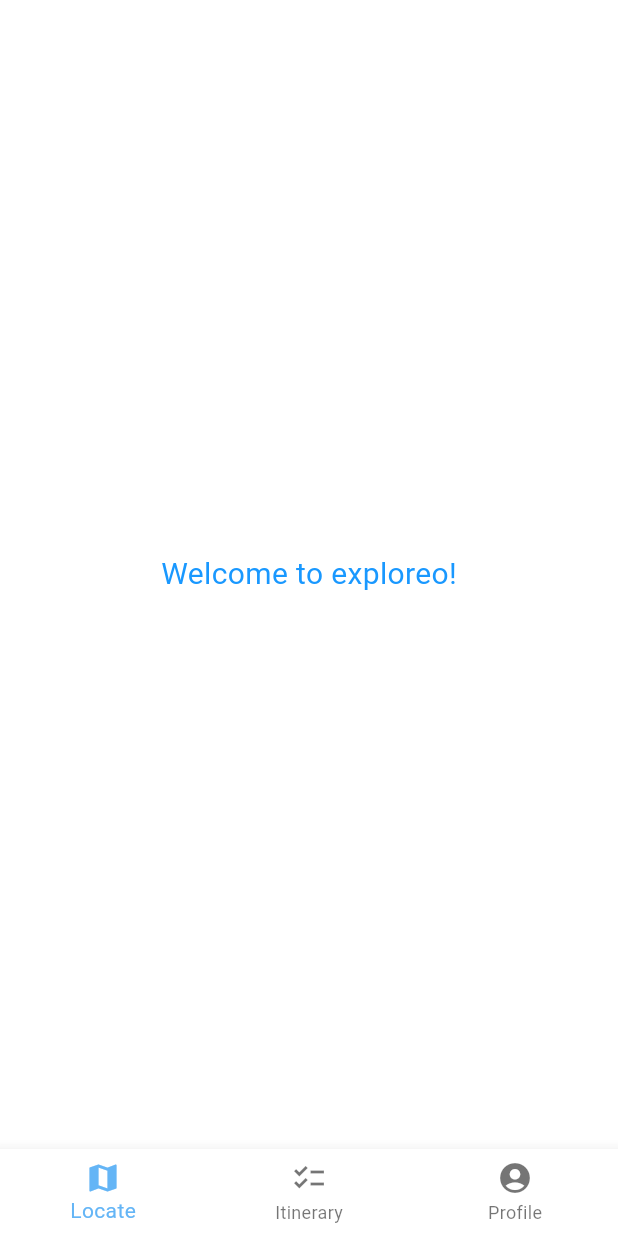
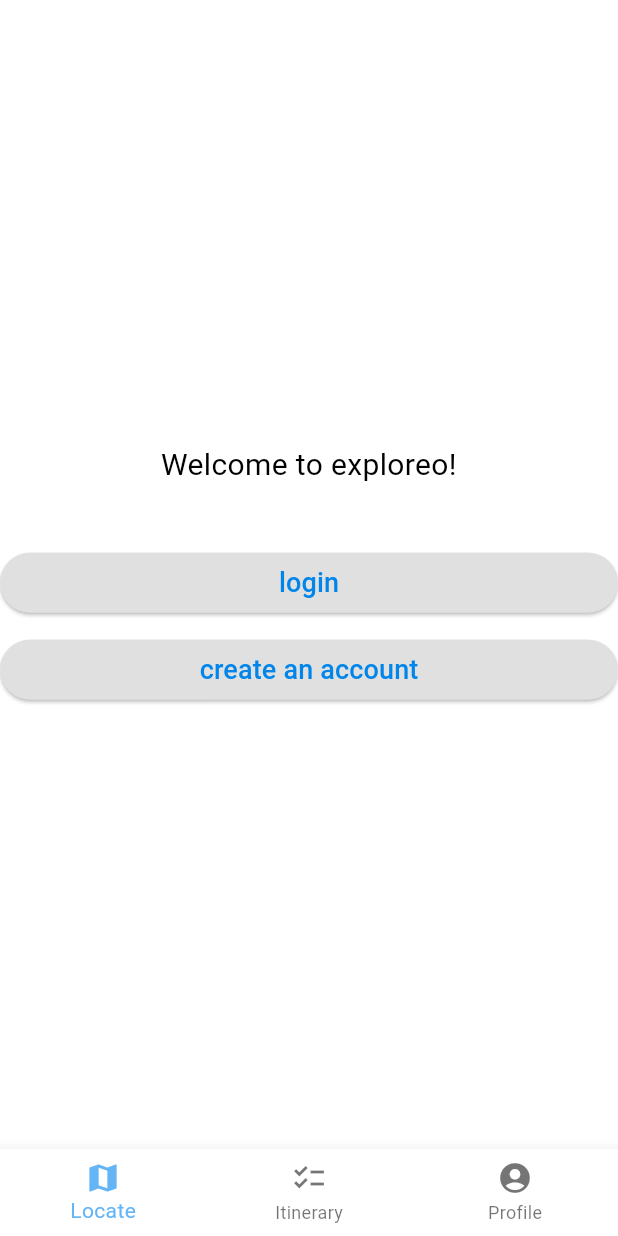
Before and after one commit to johnzhou1210/Exploreo, a Flutter app: the screen it shows after launch, on a phone screen of 412 x 824 dp. Run offline on Flutter 3.47's test engine with Material 3 defaults, Android fonts, the phone set to English and light mode, and no system bars; our stand-ins replace firebase_auth, firebase_core; accounts and stored records are empty.

Commit message:
login screen + homescreen buttons (can be temporary)

```diff
--- a/exploreo/lib/main.dart
+++ b/exploreo/lib/main.dart
@@ -16,14 +16,14 @@ class MyApp extends StatelessWidget {
       theme: ThemeData(
         colorScheme: const ColorScheme(
             brightness: Brightness.light,
-            primary: Color.fromARGB(255, 0, 0, 0),
+            primary: Color.fromARGB(255, 0, 133, 235),
             onPrimary: Colors.white,
             secondary: Colors.grey,
             onSecondary: Colors.white,
             error: Colors.red,
             onError: Colors.red,
             surface: Colors.white,
-            onSurface: Color.fromARGB(255, 25, 152, 255)),
+            onSurface: Color.fromARGB(255, 0, 0, 0)),
         useMaterial3: true,
       ),
       home: HomeScreen(),
--- a/exploreo/lib/screens/HomeScreen.dart
+++ b/exploreo/lib/screens/HomeScreen.dart
@@ -1,16 +1,53 @@
 import 'package:flutter/material.dart';
 import 'package:exploreo/widgets/Navbar.dart';
+import 'package:exploreo/screens/LoginScreen.dart';
 
-class HomeScreen extends StatelessWidget {
+class HomeScreen extends StatefulWidget {
+  const HomeScreen({super.key});
+  @override
+  State<HomeScreen> createState() => _HomeScreenState();
+}
+
+class _HomeScreenState extends State<HomeScreen> {
   @override
   Widget build(BuildContext context) {
     return Scaffold(
-        body: const Center(
-          child: Text(
-            'Welcome to exploreo!',
-            style: TextStyle(fontSize: 20),
-          ),
-        ),
+        body: Center(
+            child: Column(
+          mainAxisAlignment: MainAxisAlignment.center,
+          crossAxisAlignment: CrossAxisAlignment.stretch,
+          children: [
+            const Text(
+              'Welcome to exploreo!',
+              textAlign: TextAlign.center,
+              style: TextStyle(fontSize: 20),
+            ),
+            const SizedBox(
+              height: 40,
+            ),
+            SizedBox(
+              width: 200,
+              child: ElevatedButton(
+                  style: ElevatedButton.styleFrom(
+                      backgroundColor: Colors.grey[300]),
+                  onPressed: () {
+                    Navigator.of(context).push(MaterialPageRoute(
+                        builder: (context) => const LoginScreen()));
+                  },
+                  child: const Text("login", style: TextStyle(fontSize: 18))),
+            ),
+            const SizedBox(height: 10),
+            SizedBox(
+              width: 200,
+              child: ElevatedButton(
+                  style: ElevatedButton.styleFrom(
+                      elevation: 1, backgroundColor: Colors.grey[300]),
+                  onPressed: () {},
+                  child: const Text("create an account",
+                      style: TextStyle(fontSize: 18))),
+            ),
+          ],
+        )),
         bottomNavigationBar: Navbar());
   }
 }
```
Also changed, not shown: exploreo/lib/screens/LoginScreen.dart (added, +120 -0 lines).
